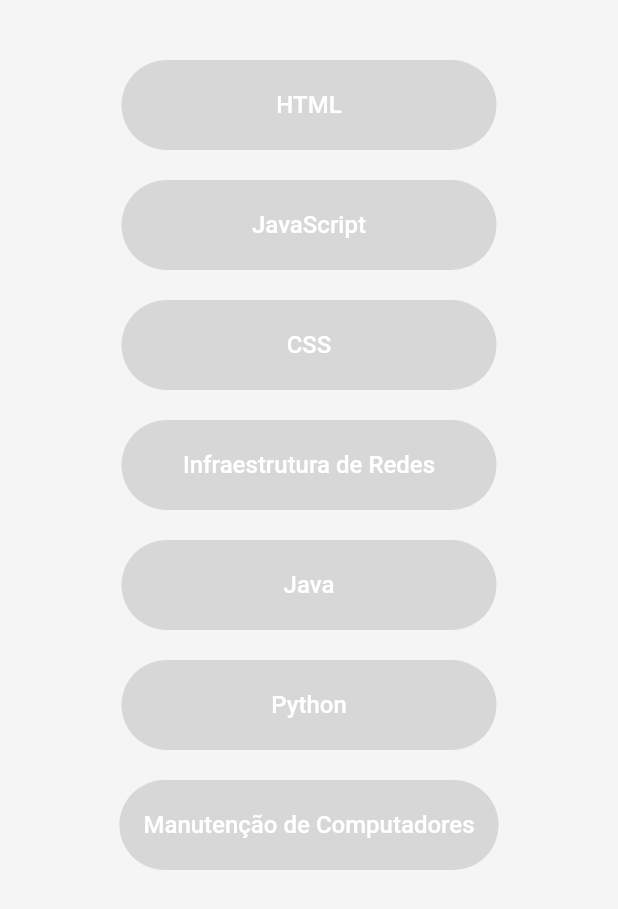
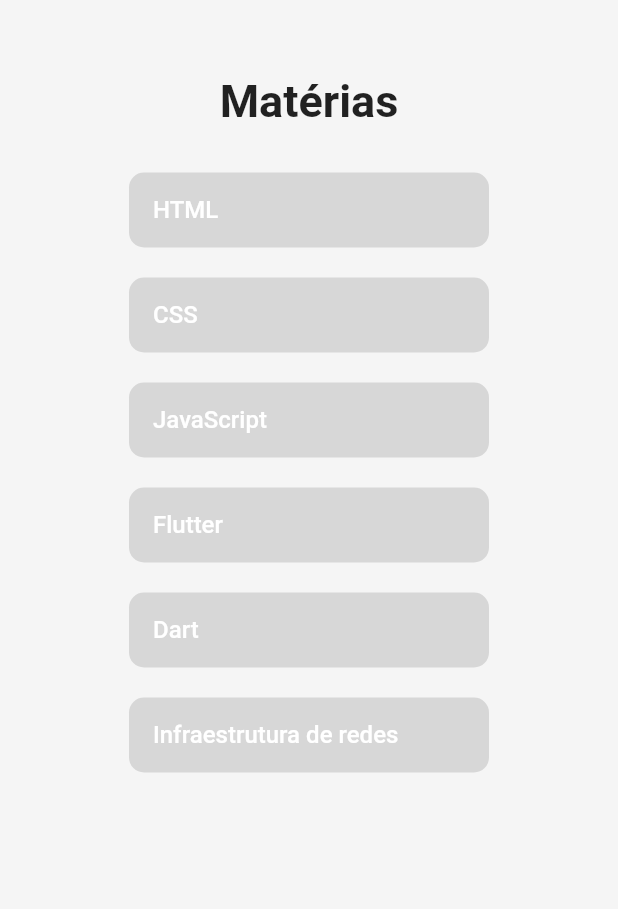
Before and after one commit to diozenio/bookstop, a Flutter app: the screen it shows after launch, on a phone screen of 412 x 824 dp. Shown: the top 909 px of the screen. Run offline on Flutter 3.47's test engine with Material 2 defaults, Android fonts, the phone set to English and light mode, and no system bars.

Commit message:
Botões com cores e alinhamento de texto

```diff
--- a/lib/pages/materia.dart
+++ b/lib/pages/materia.dart
@@ -17,137 +17,154 @@
         child: ListView(
           children:[
         Container(
-          padding: EdgeInsets.all(20.0),
+          padding: EdgeInsets.all(0.0),
           margin: EdgeInsets.all(20.0),
           child: Column(
-            mainAxisAlignment: MainAxisAlignment.center,
             children: [
+              Container(
+                margin: EdgeInsets.all(20.0),
+                padding: EdgeInsets.all(10.0),
+                child: Text('Matérias',
+                  textAlign: TextAlign.start,
+                  style: TextStyle(
+                    fontSize: 30,
+                    fontWeight: FontWeight.bold,
+                  ),
+                ),
+              ),
               ElevatedButton(
                 onPressed: null,
                 style: ElevatedButton.styleFrom(
-                  minimumSize: Size(250.0, 60.0),
-                  primary: Colors.amberAccent,
-                  onPrimary: Colors.amberAccent,
+                  minimumSize: Size(210.0, 50.0),
+                  maximumSize: Size(240.0, 50.0),
+                  onSurface: Colors.lightGreenAccent,
                   shape: RoundedRectangleBorder(
-                    borderRadius: BorderRadius.all(Radius.circular(30))
+                    borderRadius: BorderRadius.all(Radius.circular(10))
                   )
                 ),
-                child: Text( 'HTML',
+                child: Align(
+                  alignment: Alignment.centerLeft,
+                  child: Text( 'HTML',
+                  textAlign: TextAlign.left,
                   style: TextStyle(
                     color: Colors.white,
                     fontSize: 16,
                   ),
                   ),
+                )
                 ),
                 SizedBox(height: 20.0),
-                ElevatedButton(
+              ElevatedButton(
                 onPressed: null,
                 style: ElevatedButton.styleFrom(
-                  minimumSize: Size(250.0, 60.0),
-                  primary: Colors.amberAccent,
-                  onPrimary: Colors.amberAccent,
+                  minimumSize: Size(210.0, 50.0),
+                  maximumSize: Size(240.0, 50.0),
+                  onSurface: Color.fromARGB(255, 180, 63, 21),
                   shape: RoundedRectangleBorder(
-                    borderRadius: BorderRadius.all(Radius.circular(30))
+                    borderRadius: BorderRadius.all(Radius.circular(10))
                   )
                 ),
-                child: Text( 'JavaScript',
+                child: Align(
+                  alignment: Alignment.centerLeft,
+                  child: Text( 'CSS',
+                  textAlign: TextAlign.left,
                   style: TextStyle(
                     color: Colors.white,
                     fontSize: 16,
                   ),
                   ),
-                ),
+                )
+              ),
                 SizedBox(height: 20.0),
-                ElevatedButton(
+              ElevatedButton(
                 onPressed: null,
                 style: ElevatedButton.styleFrom(
-                  minimumSize: Size(250.0, 60.0),
-                  primary: Colors.amberAccent,
-                  onPrimary: Colors.amberAccent,
+                  minimumSize: Size(210.0, 50.0),
+                  maximumSize: Size(240.0, 50.0),
+                  onSurface: Colors.blueGrey,
                   shape: RoundedRectangleBorder(
-                    borderRadius: BorderRadius.all(Radius.circular(30))
+                    borderRadius: BorderRadius.all(Radius.circular(10))
                   )
                 ),
-                child: Text( 'CSS',
+                child: Align(
+                  alignment: Alignment.centerLeft,
+                  child: Text( 'JavaScript',
+                  textAlign: TextAlign.left,
                   style: TextStyle(
                     color: Colors.white,
                     fontSize: 16,
                   ),
                   ),
+                )
                 ),
                 SizedBox(height: 20.0),
-                ElevatedButton(
+              ElevatedButton(
                 onPressed: null,
                 style: ElevatedButton.styleFrom(
-                  minimumSize: Size(250.0, 60.0),
-                  primary: Colors.amberAccent,
-                  onPrimary: Colors.amberAccent,
+                  minimumSize: Size(210.0, 50.0),
+                  maximumSize: Size(240.0, 50.0),
+                  onSurface: Colors.yellowAccent,
                   shape: RoundedRectangleBorder(
-                    borderRadius: BorderRadius.all(Radius.circular(30))
+                    borderRadius: BorderRadius.all(Radius.circular(10))
                   )
                 ),
-                child: Text( 'Infraestrutura de Redes',
+                child: Align(
+                  alignment: Alignment.centerLeft,
+                  child: Text( 'Flutter',
+                  textAlign: TextAlign.left,
                   style: TextStyle(
                     color: Colors.white,
                     fontSize: 16,
                   ),
                   ),
+                )
                 ),
                 SizedBox(height: 20.0),
               ElevatedButton(
                 onPressed: null,
                 style: ElevatedButton.styleFrom(
-                  minimumSize: Size(250.0, 60.0),
-                  primary: Colors.amberAccent,
-                  onPrimary: Colors.amberAccent,
+                  minimumSize: Size(210.0, 50.0),
+                  maximumSize: Size(240.0, 50.0),
+                  onSurface: Color.fromARGB(255, 89, 236, 255),
                   shape: RoundedRectangleBorder(
-                    borderRadius: BorderRadius.all(Radius.circular(30))
+                    borderRadius: BorderRadius.all(Radius.circular(10))
                   )
                 ),
-                child: Text( 'Java',
+                child: Align(
+                  alignment: Alignment.centerLeft,
+                  child: Text( 'Dart',
+                  textAlign: TextAlign.left,
                   style: TextStyle(
                     color: Colors.white,
                     fontSize: 16,
                   ),
                   ),
+                )
                 ),
                 SizedBox(height: 20.0),
               ElevatedButton(
                 onPressed: null,
                 style: ElevatedButton.styleFrom(
-                  minimumSize: Size(250.0, 60.0),
-                  primary: Colors.amberAccent,
-                  onPrimary: Colors.amberAccent,
+                  minimumSize: Size(210.0, 50.0),
+                  maximumSize: Size(240.0, 50.0),
+                  onSurface: Color.fromARGB(255, 255, 89, 166),
                   shape: RoundedRectangleBorder(
-                    borderRadius: BorderRadius.all(Radius.circular(30))
+                    borderRadius: BorderRadius.all(Radius.circular(10))
                   )
                 ),
-                child: Text( 'Python',
+                child: Align(
+                  alignment: Alignment.centerLeft,
+                  child: Text( 'Infraestrutura de redes',
+                  textAlign: TextAlign.left,
                   style: TextStyle(
                     color: Colors.white,
                     fontSize: 16,
                   ),
                   ),
+                )
                 ),
                 SizedBox(height: 20.0),
-                ElevatedButton(
-                onPressed: null,
-                style: ElevatedButton.styleFrom(
-                  minimumSize: Size(250.0, 60.0),
-                  primary: Colors.amberAccent,
-                  onPrimary: Colors.amberAccent,
-                  shape: RoundedRectangleBorder(
-                    borderRadius: BorderRadius.all(Radius.circular(30))
-                  )
-                ),
-                child: Text( 'Manutenção de Computadores',
-                  style: TextStyle(
-                    color: Colors.white,
-                    fontSize: 16,
-                  ),
-                  ),
-                ),
-                SizedBox(height: 20.0),
+
             ],
           )
         )
```
